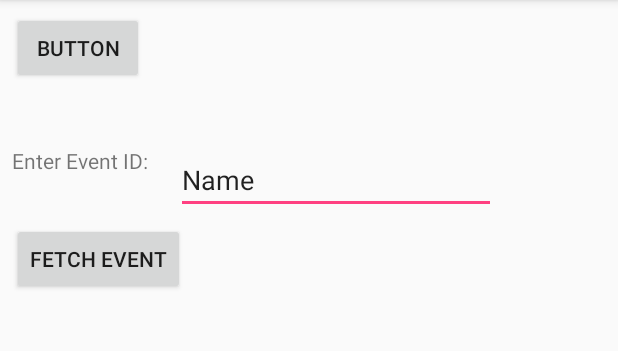
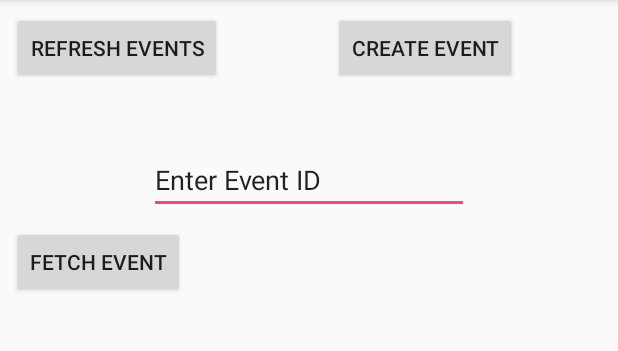
Before and after one commit to Buutti/SchedStuff, an Android app: the screen it shows after launch (MainActivity), on a phone screen of 412 x 824 dp, the part 84-435 px from its top. Run offline under Robolectric (Android 15) with nearby library versions, the phone set to English and light mode, and no system bars.

Commit message:
Implemented beginning of an Activity and UI for adding new events.

```diff
--- a/client/app/build.gradle
+++ b/client/app/build.gradle
@@ -4,7 +4,7 @@ android {
     compileSdkVersion 25
     defaultConfig {
         applicationId "schedstuff.schedstuff"
-        minSdkVersion 21
+        minSdkVersion 24
         targetSdkVersion 25
         versionCode 1
         versionName "1.0"
@@ -19,11 +19,13 @@ android {
 }
 
 dependencies {
+    implementation 'com.android.support:design:25.4.0'
+    implementation 'com.android.support:support-v4:25.4.0'
     compile fileTree(dir: 'libs', include: ['*.jar'])
     androidTestCompile('com.android.support.test.espresso:espresso-core:2.2.2', {
         exclude group: 'com.android.support', module: 'support-annotations'
     })
-    compile 'com.android.support:appcompat-v7:25.3.1'
+    compile 'com.android.support:appcompat-v7:25.4.0'
     compile 'com.android.support.constraint:constraint-layout:1.0.2'
     testCompile 'junit:junit:4.12'
     compile 'com.android.volley:volley:1.0.0'
--- a/client/app/src/main/java/schedstuff/schedstuff/MainActivity.java
+++ b/client/app/src/main/java/schedstuff/schedstuff/MainActivity.java
@@ -115,4 +115,9 @@ public class MainActivity extends AppCompatActivity implements SchedResultReceiv
             eventInfoTextView.setText(eventText);
         }
     }
+
+    public void createEvent(View view) {
+        Intent intent = new Intent(this, CreateEventActivity.class);
+        startActivity(intent);
+    }
 }
--- a/client/app/src/main/res/layout/activity_main.xml
+++ b/client/app/src/main/res/layout/activity_main.xml
@@ -8,14 +8,14 @@
 
     <Button
         android:id="@+id/refreshEventsButton"
-        android:onClick="refreshEvents"
         android:layout_width="wrap_content"
         android:layout_height="wrap_content"
-        android:text="Button"
         android:layout_marginLeft="8dp"
+        android:layout_marginTop="8dp"
+        android:onClick="refreshEvents"
+        android:text="@string/refresh_events"
         app:layout_constraintLeft_toLeftOf="parent"
-        app:layout_constraintTop_toTopOf="parent"
-        android:layout_marginTop="8dp" />
+        app:layout_constraintTop_toTopOf="parent" />
 
     <TextView
         android:id="@+id/eventIDTextView"
@@ -28,38 +28,30 @@
         app:layout_constraintRight_toRightOf="parent"
         app:layout_constraintTop_toBottomOf="@+id/refreshEventsButton" />
 
-    <TextView
-        android:id="@+id/textView2"
-        android:layout_width="101dp"
-        android:layout_height="43dp"
-        android:layout_marginLeft="8dp"
-        android:layout_marginTop="8dp"
-        android:text="Enter Event ID:"
-        app:layout_constraintLeft_toLeftOf="parent"
-        app:layout_constraintTop_toBottomOf="@+id/eventIDTextView" />
-
     <EditText
         android:id="@+id/eventIDEditText"
         android:layout_width="wrap_content"
         android:layout_height="wrap_content"
-        android:layout_marginLeft="8dp"
+        android:layout_marginEnd="8dp"
+        android:layout_marginStart="8dp"
         android:layout_marginTop="8dp"
         android:ems="10"
         android:inputType="text"
-        android:text="Name"
-        app:layout_constraintLeft_toRightOf="@+id/textView2"
+        android:text="@string/event_id_entry"
+        app:layout_constraintEnd_toEndOf="parent"
+        app:layout_constraintStart_toStartOf="parent"
         app:layout_constraintTop_toBottomOf="@+id/eventIDTextView" />
 
     <Button
         android:id="@+id/fetchEventButton"
-        android:onClick="fetchEvent"
         android:layout_width="wrap_content"
         android:layout_height="wrap_content"
         android:layout_marginLeft="8dp"
         android:layout_marginTop="8dp"
-        android:text="Fetch Event"
+        android:onClick="fetchEvent"
+        android:text="@string/fetch_event"
         app:layout_constraintLeft_toLeftOf="parent"
-        app:layout_constraintTop_toBottomOf="@+id/textView2" />
+        app:layout_constraintTop_toBottomOf="@+id/eventIDEditText" />
 
     <TextView
         android:id="@+id/eventInfoTextView"
@@ -71,4 +63,18 @@
         app:layout_constraintLeft_toLeftOf="parent"
         app:layout_constraintRight_toRightOf="parent"
         app:layout_constraintTop_toBottomOf="@+id/fetchEventButton" />
+
+    <Button
+        android:id="@+id/createEventButton"
+        android:layout_width="wrap_content"
+        android:layout_height="wrap_content"
+        android:layout_marginEnd="8dp"
+        android:layout_marginStart="8dp"
+        android:layout_marginTop="8dp"
+        android:onClick="createEvent"
+        android:text="@string/create_event"
+        app:layout_constraintEnd_toEndOf="parent"
+        app:layout_constraintHorizontal_bias="0.527"
+        app:layout_constraintStart_toEndOf="@+id/refreshEventsButton"
+        app:layout_constraintTop_toTopOf="parent" />
 </android.support.constraint.ConstraintLayout>
--- /dev/null
+++ b/client/app/src/main/res/values/dimens.xml
@@ -0,0 +1,3 @@
+<resources>
+    <dimen name="fab_margin">16dp</dimen>
+</resources>
--- a/client/app/src/main/res/values/strings.xml
+++ b/client/app/src/main/res/values/strings.xml
@@ -1,3 +1,15 @@
 <resources>
     <string name="app_name">SchedStuff</string>
+    <string name="refresh_events">Refresh Events</string>
+    <string name="fetch_event">Fetch Event</string>
+    <string name="create_event">Create Event</string>
+    <string name="event_id_entry">Enter Event ID</string>
+    <string name="title_activity_create_event">CreateEventActivity</string>
+
+    <string name="event_name">Name</string>
+    <string name="event_length">Length</string>
+    <string name="event_deadline">Deadline</string>
+    <string name="event_start_before">Start before</string>
+    <string name="event_begin_after">Begin after</string>
+
 </resources>
--- a/client/app/src/main/res/values/styles.xml
+++ b/client/app/src/main/res/values/styles.xml
@@ -8,4 +8,13 @@
         <item name="colorAccent">@color/colorAccent</item>
     </style>
 
+    <style name="AppTheme.NoActionBar">
+        <item name="windowActionBar">false</item>
+        <item name="windowNoTitle">true</item>
+    </style>
+
+    <style name="AppTheme.AppBarOverlay" parent="ThemeOverlay.AppCompat.Dark.ActionBar" />
+
+    <style name="AppTheme.PopupOverlay" parent="ThemeOverlay.AppCompat.Light" />
+
 </resources>
--- a/client/build.gradle
+++ b/client/build.gradle
@@ -3,6 +3,7 @@
 buildscript {
     repositories {
         jcenter()
+        google()
     }
     dependencies {
         classpath 'com.android.tools.build:gradle:3.0.1'
@@ -15,6 +16,7 @@ buildscript {
 allprojects {
     repositories {
         jcenter()
+        google()
     }
 }
 
```
Also changed, not shown: client/app/src/main/AndroidManifest.xml (+13 -2 lines), client/app/src/main/java/schedstuff/schedstuff/CreateEventActivity.java (added, +81 -0 lines), client/app/src/main/res/layout/activity_create_event.xml (added, +33 -0 lines), client/app/src/main/res/layout/content_create_event.xml (added, +105 -0 lines).
